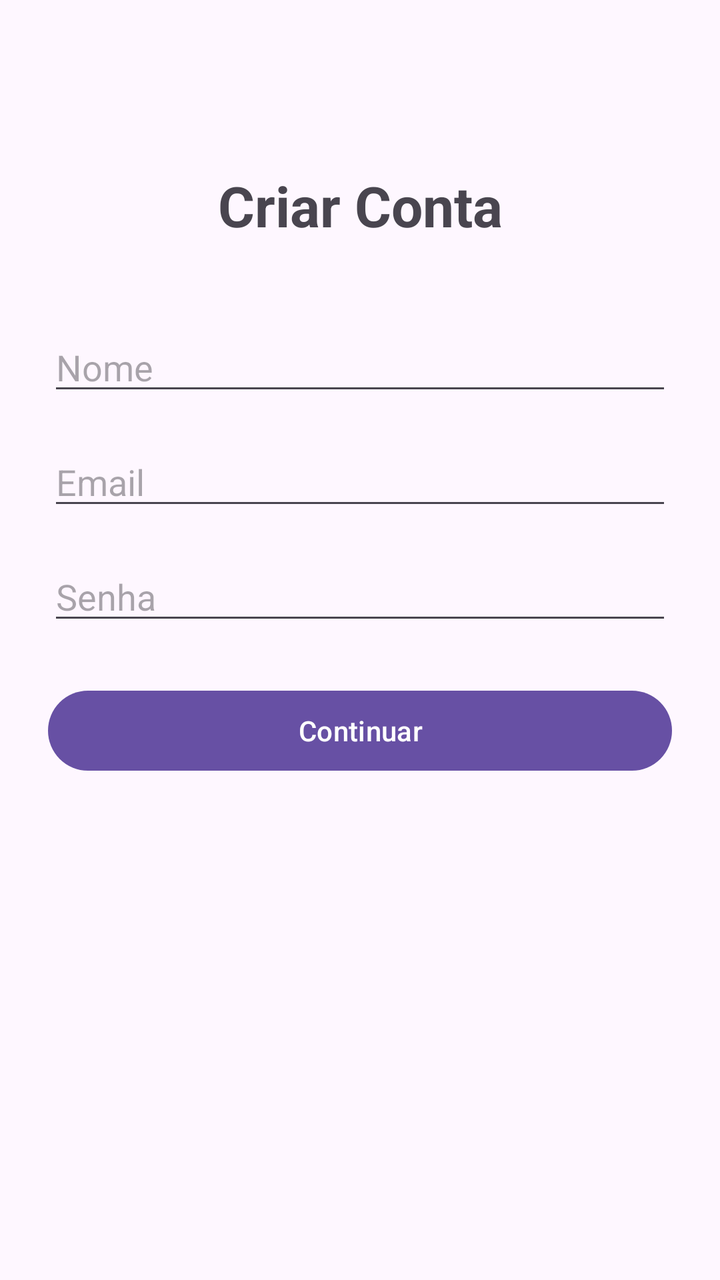
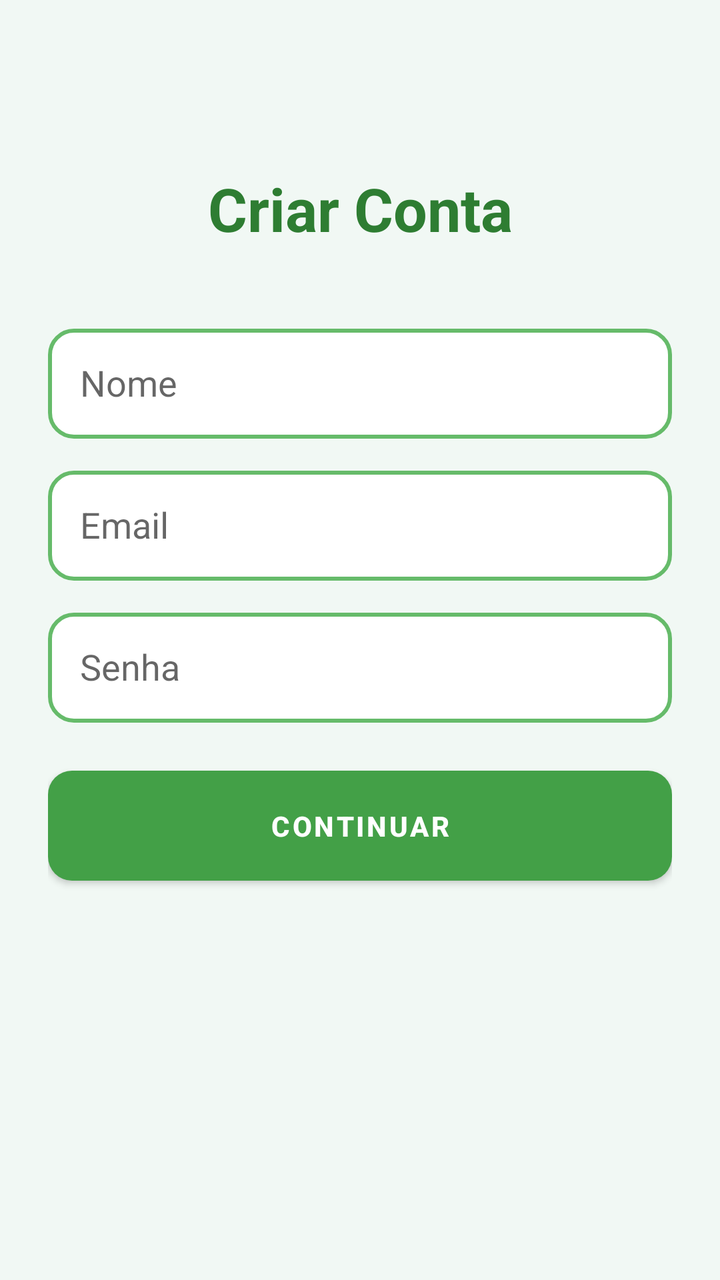

An Android layout rendered at two revisions. The XML below is the earlier revision; the diff shows what the commit changed to produce the second picture.
<!-- AndroidManifest.xml: application theme Theme.AppControlePro -->
<!-- res/layout/activity_cadastro_usuario.xml -->
<?xml version="1.0" encoding="utf-8"?>
<androidx.constraintlayout.widget.ConstraintLayout xmlns:android="http://schemas.android.com/apk/res/android"
    xmlns:app="http://schemas.android.com/apk/res-auto"
    android:layout_width="match_parent"
    android:layout_height="match_parent"
    android:padding="24dp">

    
    <TextView
        android:id="@+id/txtTituloCadastro"
        android:layout_width="wrap_content"
        android:layout_height="wrap_content"
        android:text="Criar Conta"
        android:textSize="28sp"
        android:textStyle="bold"
        app:layout_constraintTop_toTopOf="parent"
        app:layout_constraintStart_toStartOf="parent"
        app:layout_constraintEnd_toEndOf="parent"
        android:layout_marginTop="60dp" />

    
    <EditText
        android:id="@+id/edtNomeCadastro"
        android:layout_width="0dp"
        android:layout_height="wrap_content"
        android:hint="Nome"
        android:inputType="textPersonName"
        app:layout_constraintTop_toBottomOf="@id/txtTituloCadastro"
        app:layout_constraintStart_toStartOf="parent"
        app:layout_constraintEnd_toEndOf="parent"
        android:layout_marginTop="40dp" />

    
    <EditText
        android:id="@+id/edtEmailCadastro"
        android:layout_width="0dp"
        android:layout_height="wrap_content"
        android:hint="Email"
        android:inputType="textEmailAddress"
        app:layout_constraintTop_toBottomOf="@id/edtNomeCadastro"
        app:layout_constraintStart_toStartOf="parent"
        app:layout_constraintEnd_toEndOf="parent"
        android:layout_marginTop="16dp" />

    
    <EditText
        android:id="@+id/edtSenhaCadastro"
        android:layout_width="0dp"
        android:layout_height="wrap_content"
        android:hint="Senha"
        android:inputType="textPassword"
        app:layout_constraintTop_toBottomOf="@id/edtEmailCadastro"
        app:layout_constraintStart_toStartOf="parent"
        app:layout_constraintEnd_toEndOf="parent"
        android:layout_marginTop="16dp" />

    
    <Button
        android:id="@+id/btnContinuarCadastro"
        android:layout_width="0dp"
        android:layout_height="wrap_content"
        android:text="Continuar"
        android:onClick="continuarCadastro"
        app:layout_constraintTop_toBottomOf="@id/edtSenhaCadastro"
        app:layout_constraintStart_toStartOf="parent"
        app:layout_constraintEnd_toEndOf="parent"
        android:layout_marginTop="24dp" />

</androidx.constraintlayout.widget.ConstraintLayout>
<!-- resources referenced by this layout -->
<resources>
  <style name="Theme.AppControlePro" parent="Base.Theme.AppControlePro" />
  <style name="Base.Theme.AppControlePro" parent="Theme.Material3.DayNight.NoActionBar">
          
          
      </style>
</resources>

<!-- the commit's change to res/layout/activity_cadastro_usuario.xml (unified diff, before → after) -->
@@ -3,7 +3,8 @@
     xmlns:app="http://schemas.android.com/apk/res-auto"
     android:layout_width="match_parent"
     android:layout_height="match_parent"
-    android:padding="24dp">
+    android:padding="24dp"
+    android:background="#F1F8F4">
 
     
     <TextView
@@ -11,8 +12,9 @@
         android:layout_width="wrap_content"
         android:layout_height="wrap_content"
         android:text="Criar Conta"
-        android:textSize="28sp"
+        android:textSize="30sp"
         android:textStyle="bold"
+        android:textColor="#2E7D32"
         app:layout_constraintTop_toTopOf="parent"
         app:layout_constraintStart_toStartOf="parent"
         app:layout_constraintEnd_toEndOf="parent"
@@ -22,9 +24,11 @@
     <EditText
         android:id="@+id/edtNomeCadastro"
         android:layout_width="0dp"
-        android:layout_height="wrap_content"
+        android:layout_height="55dp"
         android:hint="Nome"
         android:inputType="textPersonName"
+        android:padding="16dp"
+        android:background="@drawable/campo_verde"
         app:layout_constraintTop_toBottomOf="@id/txtTituloCadastro"
         app:layout_constraintStart_toStartOf="parent"
         app:layout_constraintEnd_toEndOf="parent"
@@ -34,9 +38,11 @@
     <EditText
         android:id="@+id/edtEmailCadastro"
         android:layout_width="0dp"
-        android:layout_height="wrap_content"
+        android:layout_height="55dp"
         android:hint="Email"
         android:inputType="textEmailAddress"
+        android:padding="16dp"
+        android:background="@drawable/campo_verde"
         app:layout_constraintTop_toBottomOf="@id/edtNomeCadastro"
         app:layout_constraintStart_toStartOf="parent"
         app:layout_constraintEnd_toEndOf="parent"
@@ -46,9 +52,11 @@
     <EditText
         android:id="@+id/edtSenhaCadastro"
         android:layout_width="0dp"
-        android:layout_height="wrap_content"
+        android:layout_height="55dp"
         android:hint="Senha"
         android:inputType="textPassword"
+        android:padding="16dp"
+        android:background="@drawable/campo_verde"
         app:layout_constraintTop_toBottomOf="@id/edtEmailCadastro"
         app:layout_constraintStart_toStartOf="parent"
         app:layout_constraintEnd_toEndOf="parent"
@@ -58,8 +66,12 @@
     <Button
         android:id="@+id/btnContinuarCadastro"
         android:layout_width="0dp"
-        android:layout_height="wrap_content"
+        android:layout_height="55dp"
         android:text="Continuar"
+        android:textColor="#FFFFFF"
+        android:textStyle="bold"
+        android:background="@drawable/botao_verde"
+        android:backgroundTint="@null"
         android:onClick="continuarCadastro"
         app:layout_constraintTop_toBottomOf="@id/edtSenhaCadastro"
         app:layout_constraintStart_toStartOf="parent"
<!-- resource entries referenced after the edit -->
@@ -1,9 +1,36 @@
 <!-- resources referenced by this layout -->
 <resources>
-  <style name="Theme.AppControlePro" parent="Base.Theme.AppControlePro" />
-  <style name="Base.Theme.AppControlePro" parent="Theme.Material3.DayNight.NoActionBar">
-          
-          
+  <!-- drawable botao_verde (drawable) -->
+  <?xml version="1.0" encoding="utf-8"?>
+  <shape xmlns:android="http://schemas.android.com/apk/res/android">
+      <solid android:color="#43A047"/>
+      <corners android:radius="12dp"/>
+  </shape>
+  <!-- drawable campo_verde (drawable) -->
+  <?xml version="1.0" encoding="utf-8"?>
+  <shape xmlns:android="http://schemas.android.com/apk/res/android">
+  
+      <solid android:color="#FFFFFF"/>
+  
+      <stroke
+          android:width="2dp"
+          android:color="#66BB6A"/>
+  
+      <corners android:radius="12dp"/>
+  
+  </shape>
+  <style name="Theme.AppControlePro" parent="Theme.MaterialComponents.DayNight.DarkActionBar">
+          <item name="colorPrimary">@color/green_500</item>
+          <item name="colorPrimaryVariant">@color/green_700</item>
+          <item name="colorSecondary">@color/teal_200</item>
+          <item name="colorSecondaryVariant">@color/teal_700</item>
+          <item name="android:statusBarColor">@color/green_700</item>
+          <item name="colorOnPrimary">@color/white</item>
       </style>
+  <color name="green_500">#43A047</color>
+  <color name="green_700">#2E7D32</color>
+  <color name="teal_200">#80CBC4</color>
+  <color name="teal_700">#00796B</color>
+  <color name="white">#FFFFFF</color>
 </resources>
 
